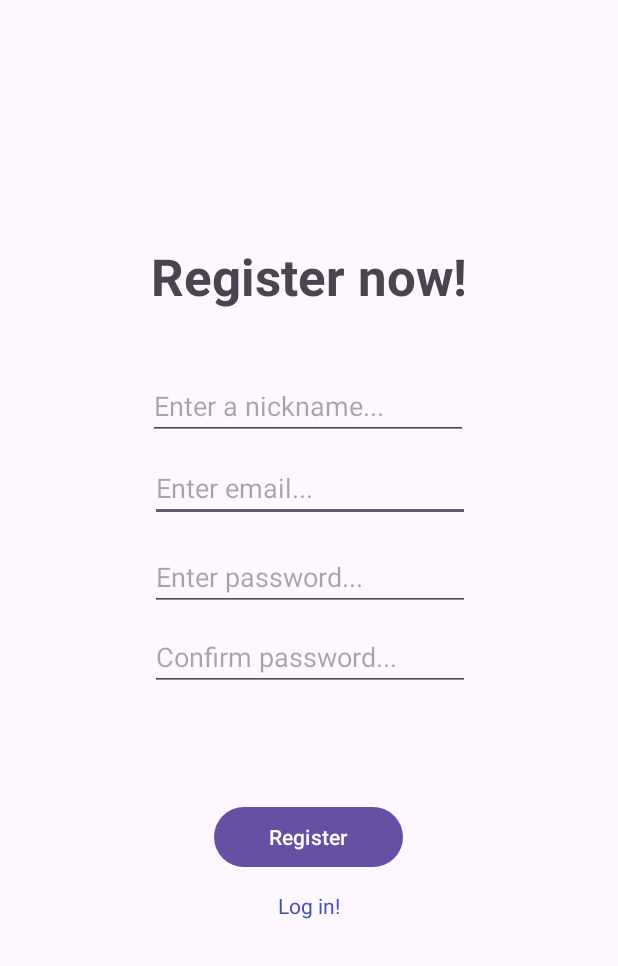
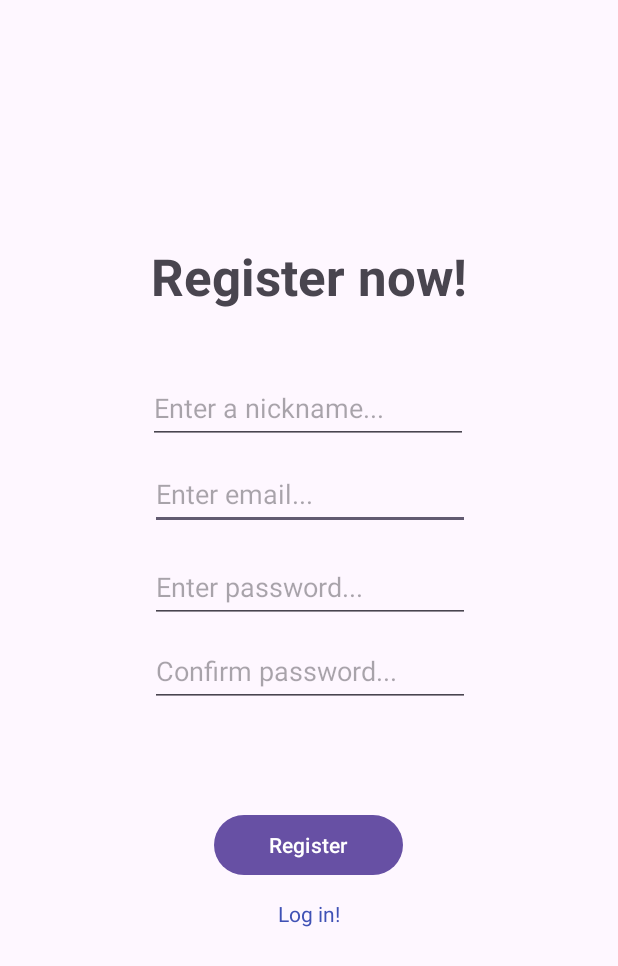
Before and after one commit to natsudaS/NestSync, an Android app: the screen it shows after launch (RegisterActivity), after a tap on "Register", on a phone screen of 412 x 824 dp. Shown: the top 966 px of the screen. Run offline under Robolectric (Android 15) with nearby library versions, the phone set to English and light mode, and no system bars; our stand-ins replace Firebase (no records; nobody signed in at launch, a user with empty details on screens opened directly).

```diff
--- a/app/src/main/java/com/natsu/nestsync/Globals.java
+++ /dev/null
@@ -1,44 +0,0 @@
-package com.natsu.nestsync;
-
-import com.google.firebase.database.DatabaseReference;
-import com.google.firebase.database.FirebaseDatabase;
-import com.natsu.nestsync.models.User;
-
-public class Globals {
-    // nicht instanziierbarer Singelton, um Daten zu speichern, die über alle Klassen zugreifbar sein sollen
-    private static final Globals instance = new Globals();
-    private static FirebaseDatabase database;
-    private static DatabaseReference rootRef;
-    private Globals() {
-        //hier Daten aus de Datenbank einlesen bzw Testdaten hart einkodieren
-        User user = new User("uID", "name");
-
-        database = FirebaseDatabase.getInstance();
-        rootRef = database.getReference("");
-
-        //rootRef.setValue("Hello World");
-        /*rootRef.addValueEventListener(new ValueEventListener() {
-            @Override
-            public void onDataChange(@NonNull DataSnapshot snapshot) {
-                String value = snapshot.getValue(String.class);
-                Log.d(TAG, "Value is: " + value);
-            }
-
-            @Override
-            public void onCancelled(@NonNull DatabaseError error) {
-                Log.w(TAG, "Failed to read value.", error.toException());
-            }
-        });*/
-    }
-
-    public static Globals getInstance() {
-        return instance;
-    }
-
-    //public static DatabaseReference getReference(){ return rootRef;}
-
-    public static void setNewUser(String regName, String regMail){
-        User user = new User (regName, regMail);
-        rootRef.child("users").child("userID").setValue(user);
-    }
-}
--- a/app/src/main/java/com/natsu/nestsync/activities/LoginActivity.java
+++ b/app/src/main/java/com/natsu/nestsync/activities/LoginActivity.java
@@ -1,8 +1,11 @@
 package com.natsu.nestsync.activities;
+
+import static android.content.ContentValues.TAG;
 
 import android.content.Intent;
 import android.os.Bundle;
 import android.text.TextUtils;
+import android.util.Log;
 import android.view.View;
 import android.widget.Button;
 import android.widget.EditText;
@@ -16,6 +19,7 @@ import com.google.android.gms.tasks.OnCompleteListener;
 import com.google.android.gms.tasks.Task;
 import com.google.firebase.auth.AuthResult;
 import com.google.firebase.auth.FirebaseAuth;
+import com.google.firebase.auth.FirebaseUser;
 import com.natsu.nestsync.R;
 
 public class LoginActivity extends AppCompatActivity {
@@ -65,6 +69,7 @@ public class LoginActivity extends AppCompatActivity {
                     public void onComplete(@NonNull Task<AuthResult> task) {
                         if (task.isSuccessful()) {
                             Toast.makeText(LoginActivity.this, "Logged in successfully", Toast.LENGTH_SHORT).show();
+                            Log.d(TAG, "createUserWithEmail:success");
                             startActivity(new Intent(getApplicationContext(), HomeActivity.class));
                         } else {
                             Toast.makeText(LoginActivity.this, "Error! " + task.getException().getMessage(), Toast.LENGTH_SHORT).show();
--- a/app/src/main/java/com/natsu/nestsync/activities/MainActivity.java
+++ b/app/src/main/java/com/natsu/nestsync/activities/MainActivity.java
@@ -6,6 +6,7 @@ import android.os.Bundle;
 import android.view.View;
 import android.widget.Button;
 
+import com.google.firebase.auth.FirebaseAuth;
 import com.natsu.nestsync.R;
 
 public class MainActivity extends AppCompatActivity {
--- a/app/src/main/res/layout/activity_main.xml
+++ b/app/src/main/res/layout/activity_main.xml
@@ -30,7 +30,7 @@
         android:layout_marginTop="37dp"
         android:layout_marginEnd="143dp"
         android:layout_marginBottom="14dp"
-        android:text="@string/loginbtn"
+        android:text="@string/loginBtn"
         app:layout_constraintBottom_toTopOf="@+id/goRegister"
         app:layout_constraintEnd_toEndOf="parent"
         app:layout_constraintStart_toStartOf="parent"
@@ -43,7 +43,7 @@
         android:layout_marginStart="142dp"
         android:layout_marginEnd="146dp"
         android:layout_marginBottom="304dp"
-        android:text="@string/registerbtn"
+        android:text="@string/registerBtn"
         app:layout_constraintBottom_toBottomOf="parent"
         app:layout_constraintEnd_toEndOf="parent"
         app:layout_constraintStart_toStartOf="parent"
--- a/app/src/main/res/layout/activity_register.xml
+++ b/app/src/main/res/layout/activity_register.xml
@@ -13,7 +13,7 @@
         android:layout_marginTop="30dp"
         android:layout_marginEnd="143dp"
         android:layout_marginBottom="199dp"
-        android:text="@string/registerbtn"
+        android:text="@string/registerBtn"
         app:layout_constraintBottom_toBottomOf="parent"
         app:layout_constraintEnd_toEndOf="parent"
         app:layout_constraintStart_toStartOf="parent"
@@ -38,10 +38,11 @@
     <EditText
         android:id="@+id/editRegMail"
         android:layout_width="wrap_content"
-        android:layout_height="wrap_content"
+        android:layout_height="48dp"
         android:layout_marginStart="101dp"
         android:layout_marginTop="9dp"
         android:layout_marginEnd="100dp"
+        android:autofillHints="emailAddress"
         android:ems="10"
         android:hint="@string/email_hint"
         android:inputType="textEmailAddress"
@@ -52,13 +53,15 @@
     <EditText
         android:id="@+id/editRegName"
         android:layout_width="wrap_content"
-        android:layout_height="wrap_content"
+        android:layout_height="48dp"
         android:layout_marginStart="100dp"
         android:layout_marginTop="41dp"
         android:layout_marginEnd="101dp"
+        android:autofillHints="username"
         android:ems="10"
         android:hint="@string/name_hint"
         android:inputType="text"
+        android:textColor="#000000"
         app:layout_constraintEnd_toEndOf="parent"
         app:layout_constraintStart_toStartOf="parent"
         app:layout_constraintTop_toBottomOf="@+id/registerPrompt" />
@@ -66,10 +69,11 @@
     <EditText
         android:id="@+id/editRegPassword2"
         android:layout_width="wrap_content"
-        android:layout_height="wrap_content"
+        android:layout_height="48dp"
         android:layout_marginStart="101dp"
         android:layout_marginTop="8dp"
         android:layout_marginEnd="100dp"
+        android:autofillHints="password"
         android:ems="10"
         android:hint="@string/pwd_hint2"
         android:inputType="textPassword"
@@ -80,10 +84,11 @@
     <EditText
         android:id="@+id/editRegPassword"
         android:layout_width="wrap_content"
-        android:layout_height="wrap_content"
+        android:layout_height="48dp"
         android:layout_marginStart="101dp"
         android:layout_marginTop="14dp"
         android:layout_marginEnd="100dp"
+        android:autofillHints="password"
         android:ems="10"
         android:hint="@string/pwd_hint"
         android:inputType="textPassword"
--- a/app/src/main/res/values/strings.xml
+++ b/app/src/main/res/values/strings.xml
@@ -1,8 +1,8 @@
 <resources>
     <string name="app_name">NestSync</string>
     <string name="welcome_message">Welcome!</string>
-    <string name="loginbtn">Login</string>
-    <string name="registerbtn">Register</string>
+    <string name="loginBtn">Login</string>
+    <string name="registerBtn">Register</string>
     <string name="login_prompt">Log in!</string>
     <string name="email_hint">Enter email...</string>
     <string name="pwd_hint">Enter password...</string>
```
Also changed, not shown: app/src/main/java/com/natsu/nestsync/Collection.java (+6 -16 lines), app/src/main/java/com/natsu/nestsync/activities/RegisterActivity.java (+5 -6 lines), app/src/main/java/com/natsu/nestsync/models/NestList.java (+33 -21 lines), app/src/main/java/com/natsu/nestsync/models/User.java (+24 -11 lines), app/src/main/res/layout/activity_login.xml (+8 -6 lines), 1 other file.
